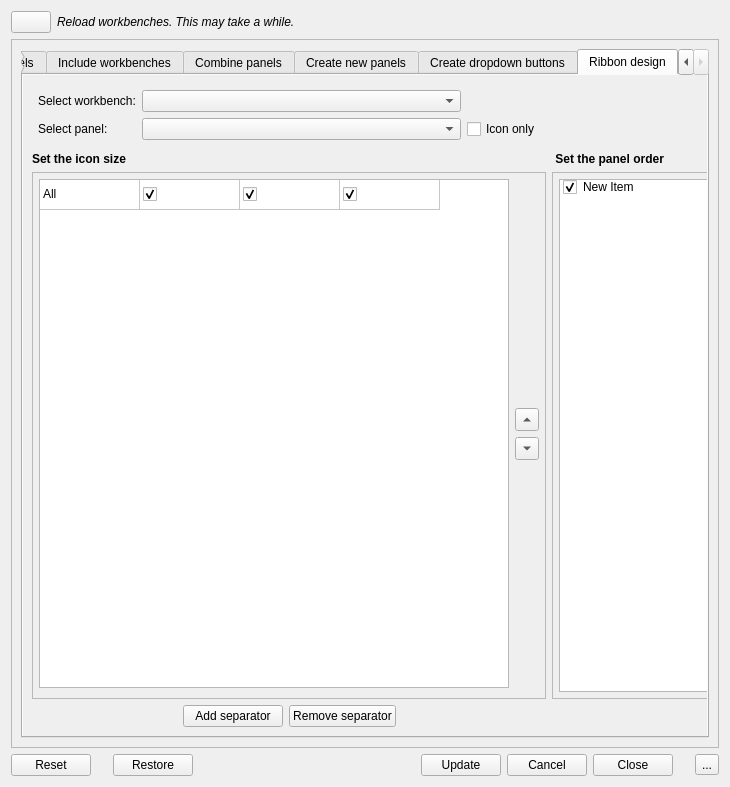
This is Resources/ui/Design.ui in APEbbers/FreeCAD-Ribbon as Qt 5 draws it before an edit. The edited form follows.
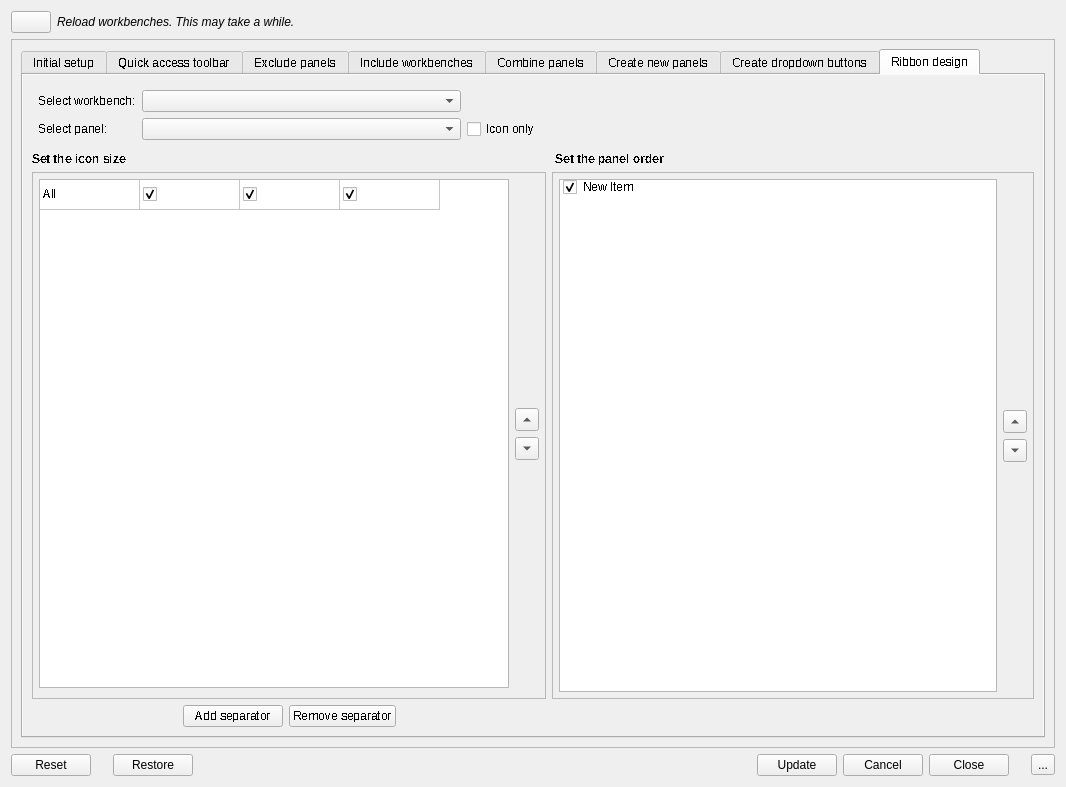
This is the edited form. The open tabs and pages were chosen to show the change. Icons and pictures are not drawn.

Commit message: Added function to set all buttons for one toolbar

```diff
--- a/Resources/ui/Design.ui
+++ b/Resources/ui/Design.ui
@@ -9,7 +9,7 @@
    <rect>
     <x>0</x>
     <y>0</y>
-    <width>730</width>
+    <width>1066</width>
     <height>787</height>
    </rect>
   </property>
@@ -167,7 +167,7 @@
          <rect>
           <x>0</x>
           <y>0</y>
-          <width>708</width>
+          <width>1044</width>
           <height>703</height>
          </rect>
         </property>
@@ -186,6 +186,11 @@
              <height>0</height>
             </size>
            </property>
+           <property name="font">
+            <font>
+             <stylestrategy>NoAntialias</stylestrategy>
+            </font>
+           </property>
            <property name="autoFillBackground">
             <bool>false</bool>
            </property>
@@ -1833,6 +1838,7 @@
                  <property name="font">
                   <font>
                    <bold>true</bold>
+                   <stylestrategy>NoAntialias</stylestrategy>
                   </font>
                  </property>
                  <property name="text">
@@ -2098,6 +2104,7 @@
                  <property name="font">
                   <font>
                    <bold>false</bold>
+                   <stylestrategy>NoAntialias</stylestrategy>
                   </font>
                  </property>
                  <property name="text">
@@ -2116,6 +2123,7 @@
                  <property name="font">
                   <font>
                    <bold>false</bold>
+                   <stylestrategy>NoAntialias</stylestrategy>
                   </font>
                  </property>
                  <property name="text">
@@ -2151,6 +2159,7 @@
                  <property name="font">
                   <font>
                    <bold>true</bold>
+                   <stylestrategy>NoAntialias</stylestrategy>
                   </font>
                  </property>
                  <property name="text">
```
Left out of the diff: 50 changed lines with no effect on the pictures. The commit also changes 2 other files.
